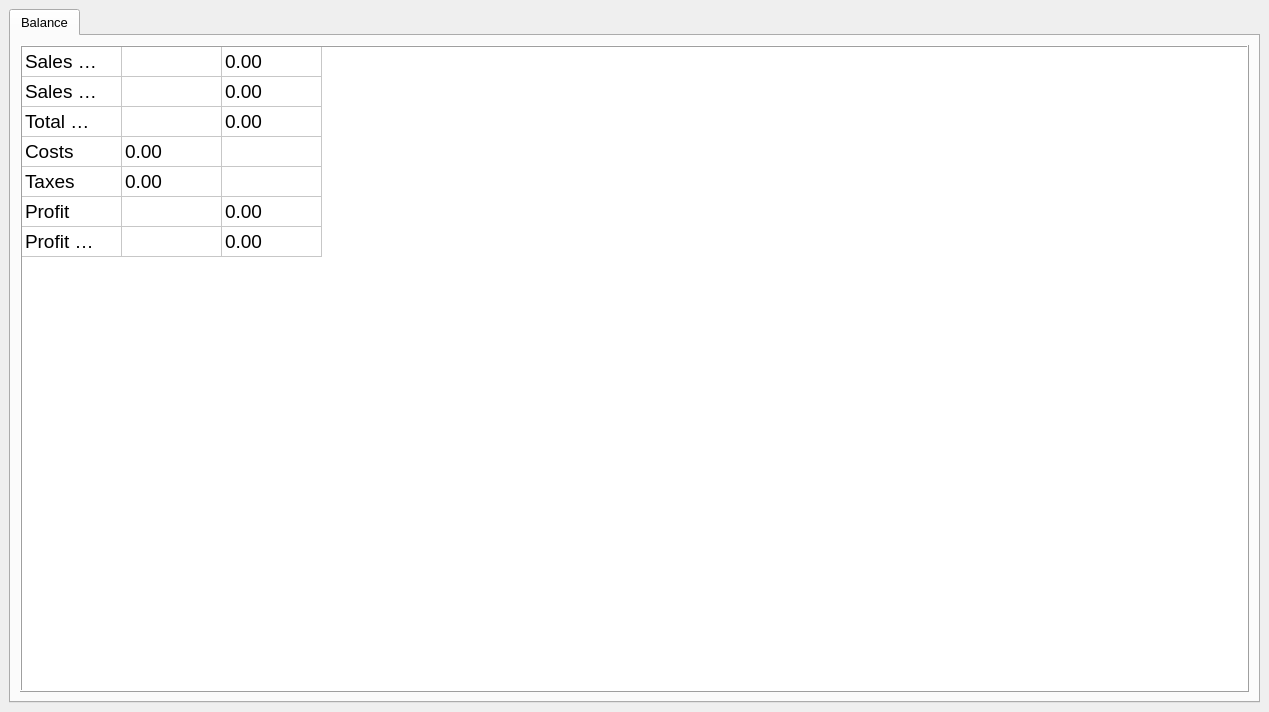
Qt form gui_inventory.ui (Redent0r/Libra) before a commit.
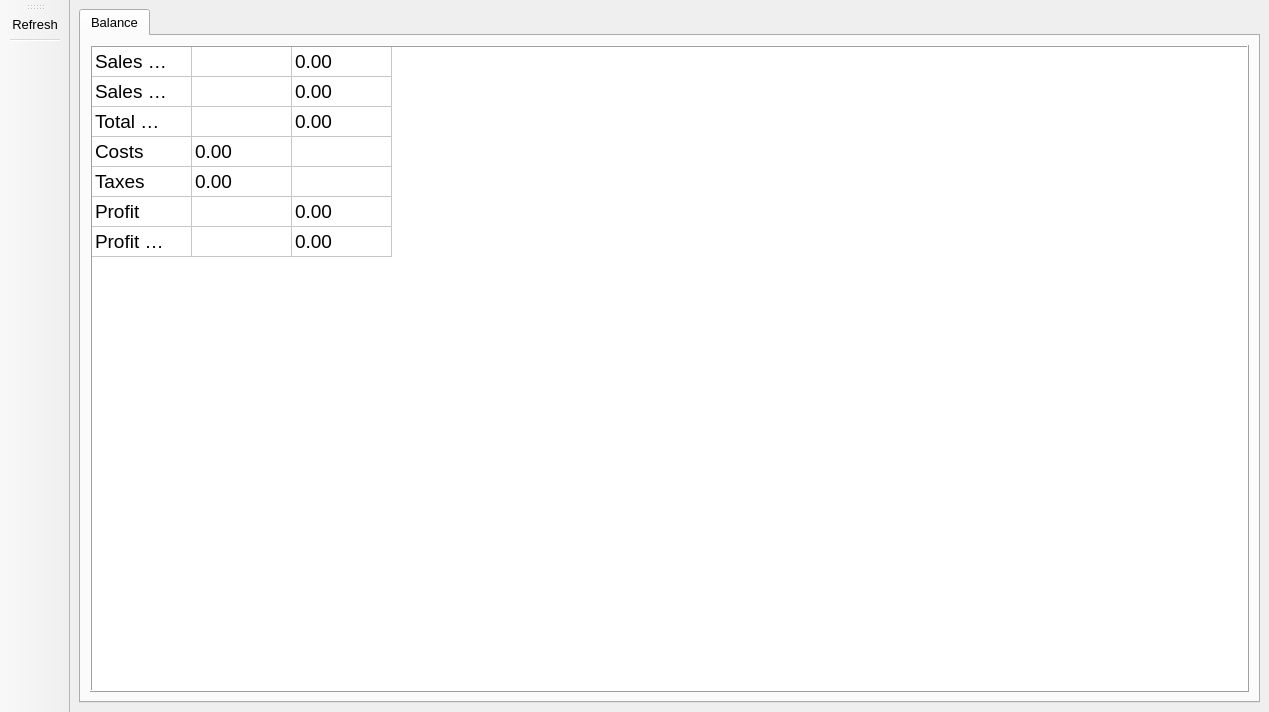
The same form after that commit. Icons and pictures are not drawn.

Commit message: added left sided toolbar and action button for refresh to inventory gui

```diff
--- a/gui_inventory.ui
+++ b/gui_inventory.ui
@@ -293,6 +293,49 @@
     </item>
    </layout>
   </widget>
+  <widget class="QToolBar" name="toolBar">
+   <property name="windowTitle">
+    <string>toolBar</string>
+   </property>
+   <property name="layoutDirection">
+    <enum>Qt::LeftToRight</enum>
+   </property>
+   <property name="locale">
+    <locale language="English" country="UnitedStates"/>
+   </property>
+   <property name="movable">
+    <bool>true</bool>
+   </property>
+   <property name="iconSize">
+    <size>
+     <width>30</width>
+     <height>30</height>
+    </size>
+   </property>
+   <property name="toolButtonStyle">
+    <enum>Qt::ToolButtonTextUnderIcon</enum>
+   </property>
+   <property name="floatable">
+    <bool>false</bool>
+   </property>
+   <attribute name="toolBarArea">
+    <enum>LeftToolBarArea</enum>
+   </attribute>
+   <attribute name="toolBarBreak">
+    <bool>false</bool>
+   </attribute>
+   <addaction name="actionRefresh"/>
+   <addaction name="separator"/>
+  </widget>
+  <action name="actionRefresh">
+   <property name="icon">
+    <iconset resource="res.qrc">
+     <normaloff>:/icons/resources/Oxygen-Icons.org-Oxygen-Actions-view-refresh.ico</normaloff>:/icons/resources/Oxygen-Icons.org-Oxygen-Actions-view-refresh.ico</iconset>
+   </property>
+   <property name="text">
+    <string>Refresh</string>
+   </property>
+  </action>
  </widget>
  <resources>
   <include location="res.qrc"/>
```
The commit also changes 1 other file.
